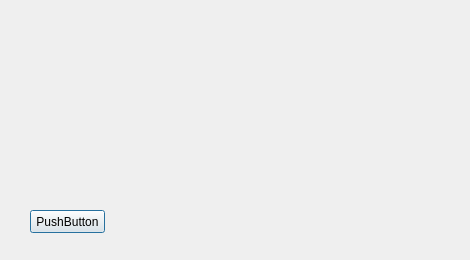
Above: AS_formsLast/baza.ui from SergejDev/AwesomeShips before the change. Below: the same form after it.
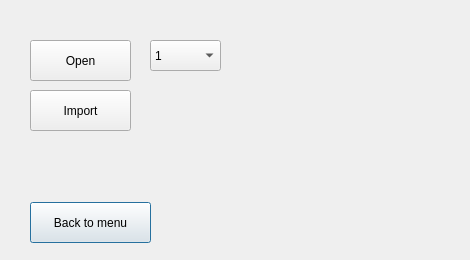
That is the form after the change.

Commit message: dobavlen style i obrabotchiki

Patch:
```diff
--- a/AS_formsLast/baza.ui
+++ b/AS_formsLast/baza.ui
@@ -17,13 +17,64 @@
    <property name="geometry">
     <rect>
      <x>30</x>
-     <y>210</y>
-     <width>75</width>
-     <height>23</height>
+     <y>202</y>
+     <width>121</width>
+     <height>41</height>
     </rect>
    </property>
    <property name="text">
-    <string>PushButton</string>
+    <string>Back to menu</string>
+   </property>
+  </widget>
+  <widget class="QPushButton" name="pushButton_2">
+   <property name="geometry">
+    <rect>
+     <x>30</x>
+     <y>40</y>
+     <width>101</width>
+     <height>41</height>
+    </rect>
+   </property>
+   <property name="text">
+    <string>Open</string>
+   </property>
+  </widget>
+  <widget class="QComboBox" name="comboBox">
+   <property name="geometry">
+    <rect>
+     <x>150</x>
+     <y>40</y>
+     <width>71</width>
+     <height>31</height>
+    </rect>
+   </property>
+   <item>
+    <property name="text">
+     <string>1</string>
+    </property>
+   </item>
+   <item>
+    <property name="text">
+     <string>2</string>
+    </property>
+   </item>
+   <item>
+    <property name="text">
+     <string>3</string>
+    </property>
+   </item>
+  </widget>
+  <widget class="QPushButton" name="pushButton_3">
+   <property name="geometry">
+    <rect>
+     <x>30</x>
+     <y>90</y>
+     <width>101</width>
+     <height>41</height>
+    </rect>
+   </property>
+   <property name="text">
+    <string>Import</string>
    </property>
   </widget>
  </widget>
```
The commit also changes 2 other files.
